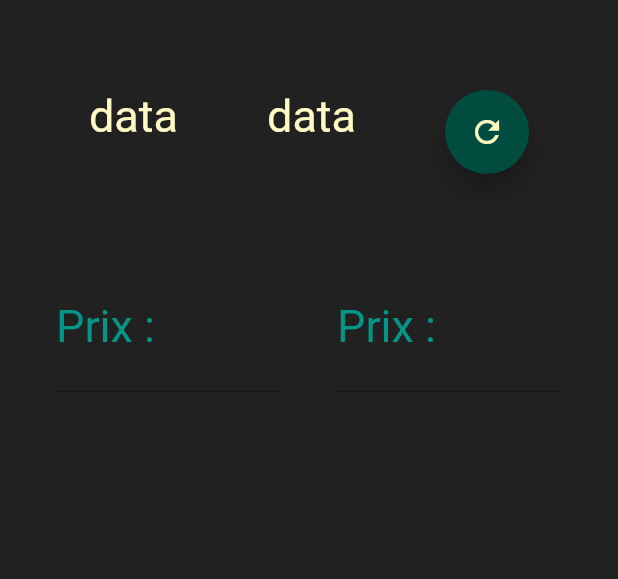
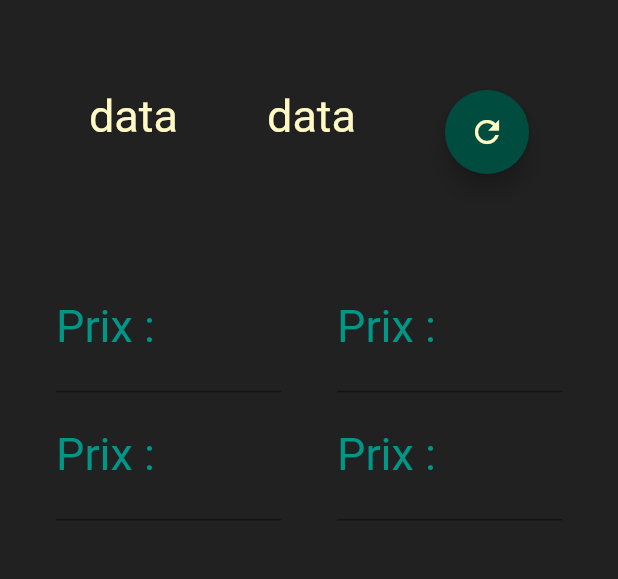
Before and after one commit to ousstachdz/Rami_ZedKids, a Flutter app: the screen it shows after launch, after a tap on the "refresh" icon, on a phone screen of 412 x 824 dp, the part 84-663 px from its top. Run offline on Flutter 3.47's test engine with Material 2 defaults, Android fonts, the phone set to English and light mode, and no system bars.

Commit message:
non-fixing code

```diff
--- a/lib/items.dart
+++ b/lib/items.dart
@@ -10,13 +10,33 @@ class Item extends StatefulWidget {
 }
 
 class _ItemState extends State<Item> {
+  void _totalProfit(int profit) {
+    setState(() {
+      _totalprofits += profit;
+    });
+  }
+
+  void _totalPrice(int price) {
+    setState(() {
+      _total_Price += price;
+    });
+  }
+
+  int _total_Price = 0;
+  int _totalprofits = 0;
   @override
   Widget build(BuildContext context) {
     return Row(
       mainAxisAlignment: MainAxisAlignment.spaceEvenly,
-      children: const [
-        Prix(),
-        Prix(),
+      children: [
+        Prix(
+          addNewValue: _totalPrice,
+          title: 'Price',
+        ),
+        Prix(
+          addNewValue: _totalProfit,
+          title: 'Profit',
+        ),
       ],
     );
   }
--- a/lib/main.dart
+++ b/lib/main.dart
@@ -15,9 +15,7 @@ class MyApp extends StatefulWidget {
 }
 
 class _MyAppState extends State<MyApp> {
-  int totalSum = 0;
-  int totalprofits = 0;
-  int rowNmbr = 1;
+
   @override
   Widget build(BuildContext context) {
     return MaterialApp(
--- a/lib/prix.dart
+++ b/lib/prix.dart
@@ -2,13 +2,29 @@ import 'package:flutter/material.dart';
 import 'package:flutter/services.dart';
 
 class Prix extends StatefulWidget {
-  const Prix({Key? key}) : super(key: key);
+  final Function addNewValue;
+  final String title;
+  const Prix(
+      {Key? key, required this.addNewValue(int price), required this.title})
+      : super(key: key);
 
   @override
   _PrixState createState() => _PrixState();
 }
 
 class _PrixState extends State<Prix> {
+  TextEditingController textControl = TextEditingController();
+
+  int previousValue = 0;
+
+  void onChangeHandler() {
+    print(-previousValue);
+    print(int.parse(textControl.value.toString()));
+    setState(() {
+      previousValue = int.parse(textControl.value.toString());
+    });
+  }
+
   @override
   Widget build(BuildContext context) {
     return SizedBox(
@@ -17,6 +33,10 @@ class _PrixState extends State<Prix> {
         children: [
           Flexible(
               child: TextField(
+            onChanged: (value) {
+              onChangeHandler;
+            },
+            controller: textControl,
             cursorColor: Colors.yellowAccent[100],
             style: TextStyle(fontSize: 30, color: Colors.yellowAccent[100]),
             decoration: const InputDecoration(
--- a/lib/result.dart
+++ b/lib/result.dart
@@ -14,20 +14,20 @@ class Result extends StatefulWidget {
 class _ResultState extends State<Result> {
   void addItem() {
     setState(() {
-      all.add(const Item());
+      all.add(Item());
     });
   }
 
   void restItems() {
     setState(() {
-      all = [const Item()];
+      all = [Item()];
     });
   }
 
-  List<Widget> all = [
-    const Item(),
-    const Item(),
-    const Item(),
+  int rowNmbr = 1;
+
+  List<Item> all = [
+    Item(),
   ];
   @override
   Widget build(BuildContext context) {
@@ -67,7 +67,7 @@ class _ResultState extends State<Result> {
               ),
               FloatingActionButton(
                 backgroundColor: Colors.teal[900],
-                onPressed: restItems,
+                onPressed: addItem,
                 child: Icon(
                   Icons.refresh,
                   color: Colors.yellow[100],
```
Also changed, not shown: pubspec.lock.
